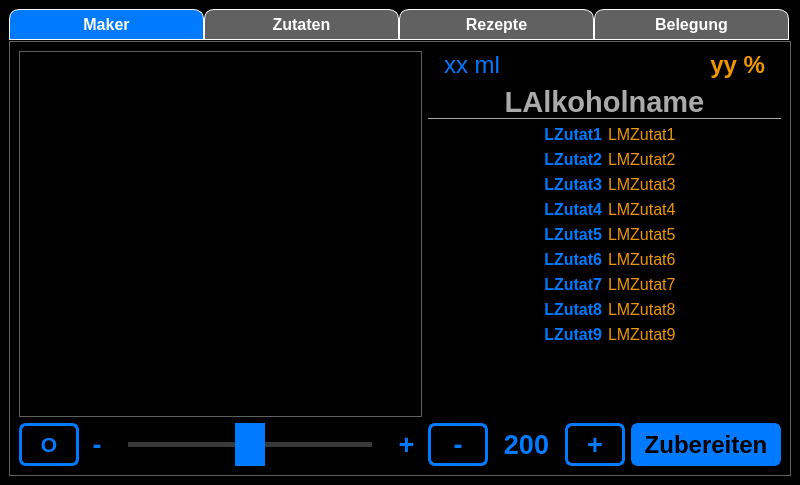
The window that ui_elements/Cocktailmanager_2.ui (AndreWohnsland/CocktailBerry) describes before a commit, drawn with Qt 5.
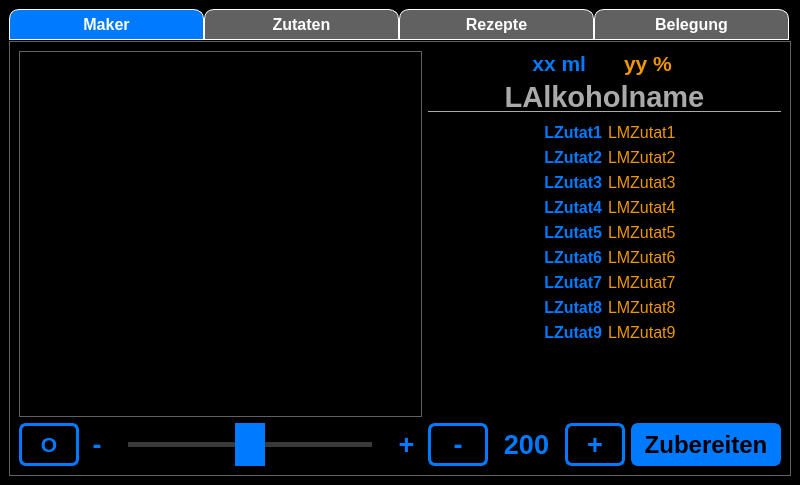
The same window after the commit. Custom widgets are drawn as their Qt base class.

Commit message: Some minor margin restyles

```diff
--- a/ui_elements/Cocktailmanager_2.ui
+++ b/ui_elements/Cocktailmanager_2.ui
@@ -192,6 +192,7 @@
 	color: rgb(170, 170, 170);
 	border-bottom: 1px solid;
 	border-color: rgb(170, 170, 170);
+	margin-bottom: 5px;
 }
 
 #MakerLMenge{
@@ -778,7 +779,7 @@
               </property>
               <property name="font">
                <font>
-                <pointsize>18</pointsize>
+                <pointsize>16</pointsize>
                 <weight>75</weight>
                 <bold>true</bold>
                </font>
@@ -787,7 +788,7 @@
                <string>yy %</string>
               </property>
               <property name="alignment">
-               <set>Qt::AlignRight|Qt::AlignTrailing|Qt::AlignVCenter</set>
+               <set>Qt::AlignLeading|Qt::AlignLeft|Qt::AlignVCenter</set>
               </property>
              </widget>
             </item>
@@ -1017,16 +1018,16 @@
               </property>
               <property name="font">
                <font>
-                <pointsize>18</pointsize>
-                <weight>50</weight>
-                <bold>false</bold>
+                <pointsize>16</pointsize>
+                <weight>75</weight>
+                <bold>true</bold>
                </font>
               </property>
               <property name="text">
                <string>xx ml</string>
               </property>
               <property name="alignment">
-               <set>Qt::AlignLeading|Qt::AlignLeft|Qt::AlignVCenter</set>
+               <set>Qt::AlignRight|Qt::AlignTrailing|Qt::AlignVCenter</set>
               </property>
              </widget>
             </item>
@@ -1035,7 +1036,7 @@
               <property name="maximumSize">
                <size>
                 <width>600</width>
-                <height>40</height>
+                <height>35</height>
                </size>
               </property>
               <property name="font">
```
The commit also changes 2 other files.
